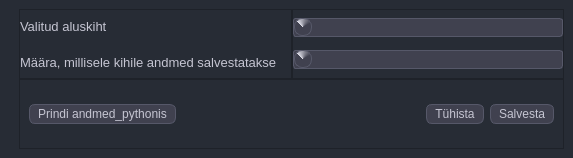
Qt form mailabl-qgis/config/confWidgets/LayerSetup.ui (TuloliKalver/mailabl-qgis) before a commit.
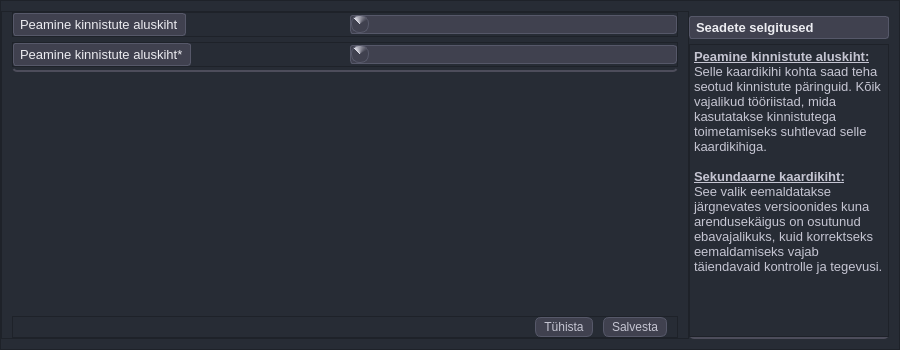
The same form after that commit. Icons and pictures are not drawn.

Commit message: Layer Setup standardized _ added help content

What changed in the file:
```diff
--- a/mailabl-qgis/config/confWidgets/LayerSetup.ui
+++ b/mailabl-qgis/config/confWidgets/LayerSetup.ui
@@ -6,10 +6,22 @@
    <rect>
     <x>0</x>
     <y>0</y>
-    <width>573</width>
-    <height>158</height>
+    <width>900</width>
+    <height>350</height>
    </rect>
   </property>
+  <property name="minimumSize">
+   <size>
+    <width>900</width>
+    <height>350</height>
+   </size>
+  </property>
+  <property name="maximumSize">
+   <size>
+    <width>900</width>
+    <height>350</height>
+   </size>
+  </property>
   <property name="font">
    <font>
     <pointsize>10</pointsize>
@@ -18,25 +30,20 @@
    </font>
   </property>
   <property name="windowTitle">
-   <string>Kihtide seadistamine</string>
+   <string>Maa-ameti aluskaardi seadistamine</string>
   </property>
   <property name="styleSheet">
-   <string notr="true">/*üleüldine taust ja toonid*/
-/*--gray-0: #fff;
-    --gray-50: #f7f7f8;
-    --gray-100: #ececf1;
-    --gray-200: #d9d9e3;
-    --gray-300: #c5c5d2;
-    --gray-400: #acacbe;
-    --gray-500: #8e8ea0;
-    --gray-600: #565869;
-    --gray-700: #40414f;
-    --gray-800: #343541;
-    --gray-900: #202123;
-    --gray-950: #050509;
-*/
+   <string notr="true">
 
-/*style the combobox itself*/
+#fHelpMenu, 
+#fSettingsProperties
+{
+   border: 2px solid #4d4d5b;    /*Same border style as QLineEdit */
+    border-radius: 5px;
+	border-top: none;
+    border-left: none;
+    border-right: none;
+}
 
 
 QWidget{
@@ -99,9 +106,38 @@
 	
 }
 
+QLabel {
+    background-color: #40414f;
+    color: #ececf1;
+    border: 1px solid #565869;
+    border-radius: 3px;
+    padding: 3px;
+}
+
+QLineEdit {
+    background-color: #35363f;  /* Lighter background color */
+    color: #ececf1;
+    /*border: 1px solid #4d4d5b;  Thinner border with a different color */
+    border-radius: 5px;
+    padding: 4px;
+}
+
+QLineEdit:hover {
+    background-color: #3d3e47;  /* Slightly darker background color on hover */
+}
+
+/* Remove top and side borders */
+QLineEdit {
+    border-top: none;
+    border-left: none;
+    border-right: none;
+}
+
+
+
 </string>
   </property>
-  <layout class="QVBoxLayout" name="verticalLayout_2">
+  <layout class="QVBoxLayout" name="verticalLayout_4">
    <property name="spacing">
     <number>0</number>
    </property>
@@ -118,16 +154,46 @@
     <number>0</number>
    </property>
    <item>
-    <widget class="QWidget" name="Layer_Adjuster_Frame" native="true">
-     <layout class="QVBoxLayout" name="verticalLayout">
+    <widget class="QFrame" name="fContent">
+     <property name="minimumSize">
+      <size>
+       <width>0</width>
+       <height>100</height>
+      </size>
+     </property>
+     <property name="frameShape">
+      <enum>QFrame::StyledPanel</enum>
+     </property>
+     <property name="frameShadow">
+      <enum>QFrame::Raised</enum>
+     </property>
+     <layout class="QHBoxLayout" name="horizontalLayout_6">
+      <property name="spacing">
+       <number>0</number>
+      </property>
+      <property name="leftMargin">
+       <number>0</number>
+      </property>
+      <property name="topMargin">
+       <number>10</number>
+      </property>
+      <property name="rightMargin">
+       <number>10</number>
+      </property>
+      <property name="bottomMargin">
+       <number>10</number>
+      </property>
       <item>
-       <widget class="QWidget" name="Main_frame" native="true">
-        <property name="styleSheet">
-         <string notr="true"/>
+       <widget class="QFrame" name="frame">
+        <property name="frameShape">
+         <enum>QFrame::StyledPanel</enum>
         </property>
-        <layout class="QVBoxLayout" name="verticalLayout_16">
+        <property name="frameShadow">
+         <enum>QFrame::Raised</enum>
+        </property>
+        <layout class="QVBoxLayout" name="verticalLayout_2">
          <property name="spacing">
-          <number>0</number>
+          <number>10</number>
          </property>
          <property name="leftMargin">
           <number>10</number>
@@ -136,37 +202,16 @@
           <number>0</number>
          </property>
          <property name="rightMargin">
-          <number>0</number>
+          <number>10</number>
          </property>
          <property name="bottomMargin">
           <number>0</number>
          </property>
          <item>
-          <widget class="QWidget" name="mainFrame_subFrame" native="true">
-           <property name="sizePolicy">
-            <sizepolicy hsizetype="Preferred" vsizetype="Preferred">
-             <horstretch>0</horstretch>
-             <verstretch>0</verstretch>
-            </sizepolicy>
-           </property>
-           <property name="minimumSize">
-            <size>
-             <width>40</width>
-             <height>0</height>
-            </size>
-           </property>
-           <property name="maximumSize">
-            <size>
-             <width>16777215</width>
-             <height>16777215</height>
-            </size>
-           </property>
-           <property name="styleSheet">
-            <string notr="true"/>
-           </property>
-           <layout class="QHBoxLayout" name="horizontalLayout_9">
+          <widget class="QWidget" name="fSettingsProperties" native="true">
+           <layout class="QVBoxLayout" name="verticalLayout">
             <property name="spacing">
-             <number>0</number>
+             <number>5</number>
             </property>
             <property name="leftMargin">
              <number>0</number>
@@ -178,19 +223,19 @@
              <number>0</number>
             </property>
             <property name="bottomMargin">
-             <number>0</number>
+             <number>5</number>
             </property>
             <item>
-             <widget class="QFrame" name="SubFrame_labels">
+             <widget class="QFrame" name="frame_2">
               <property name="frameShape">
                <enum>QFrame::StyledPanel</enum>
               </property>
               <property name="frameShadow">
                <enum>QFrame::Raised</enum>
               </property>
-              <layout class="QVBoxLayout" name="verticalLayout_47">
+              <layout class="QHBoxLayout" name="horizontalLayout_2">
                <property name="spacing">
-                <number>5</number>
+                <number>10</number>
                </property>
                <property name="leftMargin">
                 <number>0</number>
@@ -204,7 +249,7 @@
                <property name="bottomMargin">
                 <number>0</number>
                </property>
-               <item>
+               <item alignment="Qt::AlignLeft">
                 <widget class="QLabel" name="lblCurrect_Cadastral">
                  <property name="font">
                   <font>
@@ -213,49 +258,10 @@
                   </font>
                  </property>
                  <property name="text">
-                  <string>Valitud aluskiht</string>
+                  <string>Peamine kinnistute aluskiht</string>
                  </property>
                 </widget>
                </item>
-               <item>
-                <widget class="QLabel" name="lblTarget_Cadastral">
-                 <property name="font">
-                  <font>
-                   <pointsize>10</pointsize>
-                  </font>
-                 </property>
-                 <property name="text">
-                  <string>Määra, millisele kihile andmed salvestatakse</string>
-                 </property>
-                </widget>
-               </item>
-              </layout>
-             </widget>
-            </item>
-            <item>
-             <widget class="QFrame" name="subFrame_comboBoxes">
-              <property name="frameShape">
-               <enum>QFrame::StyledPanel</enum>
-              </property>
-              <property name="frameShadow">
-               <enum>QFrame::Raised</enum>
-              </property>
-              <layout class="QVBoxLayout" name="verticalLayout_48">
-               <property name="spacing">
-                <number>5</number>
-               </property>
-               <property name="leftMargin">
-                <number>0</number>
-               </property>
-               <property name="topMargin">
-                <number>0</number>
-               </property>
-               <property name="rightMargin">
-                <number>0</number>
-               </property>
-               <property name="bottomMargin">
-                <number>0</number>
-               </property>
                <item>
                 <widget class="QComboBox" name="cbCurrent_Cadastral">
                  <property name="baseSize">
@@ -300,6 +306,51 @@
                  </item>
                 </widget>
                </item>
+              </layout>
+             </widget>
+            </item>
+            <item>
+             <widget class="QFrame" name="frame_3">
+              <property name="frameShape">
+               <enum>QFrame::StyledPanel</enum>
+              </property>
+              <property name="frameShadow">
+               <enum>QFrame::Raised</enum>
+              </property>
+              <layout class="QHBoxLayout" name="horizontalLayout_3">
+               <property name="spacing">
+                <number>10</number>
+               </property>
+               <property name="leftMargin">
+                <number>0</number>
+               </property>
+               <property name="topMargin">
+                <number>0</number>
+               </property>
+               <property name="rightMargin">
+                <number>0</number>
+               </property>
+               <property name="bottomMargin">
+                <number>0</number>
+               </property>
+               <item alignment="Qt::AlignLeft">
+                <widget class="QLabel" name="lblTarget_Cadastral">
+                 <property name="minimumSize">
+                  <size>
+                   <width>0</width>
+                   <height>0</height>
+                  </size>
+                 </property>
+                 <property name="font">
+                  <font>
+                   <pointsize>10</pointsize>
+                  </font>
+                 </property>
+                 <property name="text">
+                  <string>Peamine kinnistute aluskiht*</string>
+                 </property>
+                </widget>
+               </item>
                <item>
                 <widget class="QComboBox" name="cbTarget_Cadastral">
                  <property name="font">
@@ -335,6 +386,19 @@
            </layout>
           </widget>
          </item>
+         <item>
+          <spacer name="verticalSpacer_2">
+           <property name="orientation">
+            <enum>Qt::Vertical</enum>
+           </property>
+           <property name="sizeHint" stdset="0">
+            <size>
+             <width>20</width>
+             <height>40</height>
+            </size>
+           </property>
+          </spacer>
+         </item>
          <item>
           <widget class="QFrame" name="Buttons">
            <property name="frameShape">
@@ -344,23 +408,21 @@
             <enum>QFrame::Raised</enum>
            </property>
            <layout class="QHBoxLayout" name="horizontalLayout">
-            <item>
-             <widget class="QPushButton" name="pbPrintSettings">
-              <property name="text">
-               <string>Prindi andmed_pythonis</string>
-              </property>
-              <property name="icon">
-               <iconset>
-                <normaloff>../../icons/Icons_hele/printer.svg</normaloff>../../icons/Icons_hele/printer.svg</iconset>
-              </property>
-              <property name="iconSize">
-               <size>
-                <width>16</width>
-                <height>16</height>
-               </size>
-              </property>
-             </widget>
-            </item>
+            <property name="spacing">
+             <number>10</number>
+            </property>
+            <property name="leftMargin">
+             <number>0</number>
+            </property>
+            <property name="topMargin">
+             <number>0</number>
+            </property>
+            <property name="rightMargin">
+             <number>10</number>
+            </property>
+            <property name="bottomMargin">
+             <number>0</number>
+            </property>
             <item>
              <spacer name="horizontalSpacer">
               <property name="orientation">
@@ -381,7 +443,7 @@
               </property>
               <property name="icon">
                <iconset>
-                <normaloff>../../icons/Icons_hele/x-square.svg</normaloff>../../icons/Icons_hele/x-square.svg</iconset>
+                <normaloff>../../icons/Icons_hele/x-circle.svg</normaloff>../../icons/Icons_hele/x-circle.svg</iconset>
               </property>
               <property name="iconSize">
                <size>
@@ -407,8 +469,8 @@
               </property>
               <property name="iconSize">
                <size>
-                <width>18</width>
-                <height>18</height>
+                <width>16</width>
+                <height>16</height>
                </size>
               </property>
              </widget>
@@ -419,6 +481,80 @@
         </layout>
        </widget>
       </item>
+      <item>
+       <widget class="QFrame" name="fHelpMenu">
+        <property name="minimumSize">
+         <size>
+          <width>200</width>
+          <height>0</height>
+         </size>
+        </property>
+        <property name="maximumSize">
+         <size>
+          <width>200</width>
+          <height>16777215</height>
+         </size>
+        </property>
+        <property name="styleSheet">
+         <string notr="true"/>
+        </property>
+        <property name="frameShape">
+         <enum>QFrame::StyledPanel</enum>
+        </property>
+        <property name="frameShadow">
+         <enum>QFrame::Raised</enum>
+        </property>
+        <layout class="QVBoxLayout" name="verticalLayout_10">
+         <property name="spacing">
+          <number>5</number>
+         </property>
+         <property name="leftMargin">
+          <number>0</number>
+         </property>
+         <property name="topMargin">
+          <number>5</number>
+         </property>
+         <property name="rightMargin">
+          <number>0</number>
+         </property>
+         <property name="bottomMargin">
+          <number>0</number>
+         </property>
+         <item>
+          <widget class="QLabel" name="label_2">
+           <property name="font">
+            <font>
+             <pointsize>10</pointsize>
+             <weight>75</weight>
+             <bold>true</bold>
+            </font>
+           </property>
+           <property name="text">
+            <string>Seadete selgitused</string>
+           </property>
+          </widget>
+         </item>
+         <item>
+          <widget class="QTextEdit" name="textEdit">
+           <property name="font">
+            <font>
+             <pointsize>10</pointsize>
+            </font>
+           </property>
+           <property name="html">
+            <string>&lt;!DOCTYPE HTML PUBLIC &quot;-//W3C//DTD HTML 4.0//EN&quot; &quot;http://www.w3.org/TR/REC-html40/strict.dtd&quot;&gt;
+&lt;html&gt;&lt;head&gt;&lt;meta name=&quot;qrichtext&quot; content=&quot;1&quot; /&gt;&lt;style type=&quot;text/css&quot;&gt;
+p, li { white-space: pre-wrap; }
+&lt;/style&gt;&lt;/head&gt;&lt;body style=&quot; font-family:'MS Shell Dlg 2'; font-size:10pt; font-weight:400; font-style:normal;&quot;&gt;
+&lt;p style=&quot; margin-top:0px; margin-bottom:0px; margin-left:0px; margin-right:0px; -qt-block-indent:0; text-indent:0px;&quot;&gt;&lt;span style=&quot; font-weight:600; text-decoration: underline;&quot;&gt;Peamine kinnistute aluskiht:&lt;/span&gt;&lt;br /&gt;Selle kaardikihi kohta saad teha seotud kinnistute päringuid. Kõik vajalikud tööriistad, mida kasutatakse kinnistutega toimetamiseks suhtlevad selle kaardikihiga.&lt;/p&gt;
+&lt;p style=&quot;-qt-paragraph-type:empty; margin-top:0px; margin-bottom:0px; margin-left:0px; margin-right:0px; -qt-block-indent:0; text-indent:0px;&quot;&gt;&lt;br /&gt;&lt;/p&gt;
+&lt;p style=&quot; margin-top:0px; margin-bottom:0px; margin-left:0px; margin-right:0px; -qt-block-indent:0; text-indent:0px;&quot;&gt;&lt;span style=&quot; font-weight:600; text-decoration: underline;&quot;&gt;Sekundaarne kaardikiht:&lt;/span&gt;&lt;br /&gt;See valik eemaldatakse järgnevates versioonides kuna arendusekäigus on osutunud ebavajalikuks, kuid korrektseks eemaldamiseks vajab täiendavaid kontrolle ja tegevusi.&lt;/p&gt;&lt;/body&gt;&lt;/html&gt;</string>
+           </property>
+          </widget>
+         </item>
+        </layout>
+       </widget>
+      </item>
      </layout>
     </widget>
    </item>
```
The commit also changes 1 other file.
